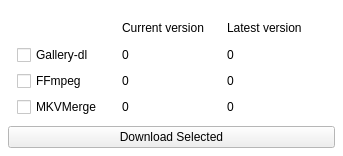
industdev/Naughty-Archiver-2000, file lib/ui/downloader.ui: the form before one commit.
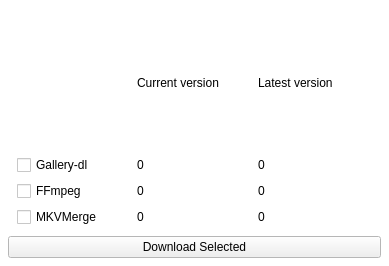
The form after the commit.

Diff of the .ui file:
```diff
--- a/lib/ui/downloader.ui
+++ b/lib/ui/downloader.ui
@@ -6,8 +6,8 @@
    <rect>
     <x>0</x>
     <y>0</y>
-    <width>343</width>
-    <height>156</height>
+    <width>389</width>
+    <height>266</height>
    </rect>
   </property>
   <property name="palette">
```
